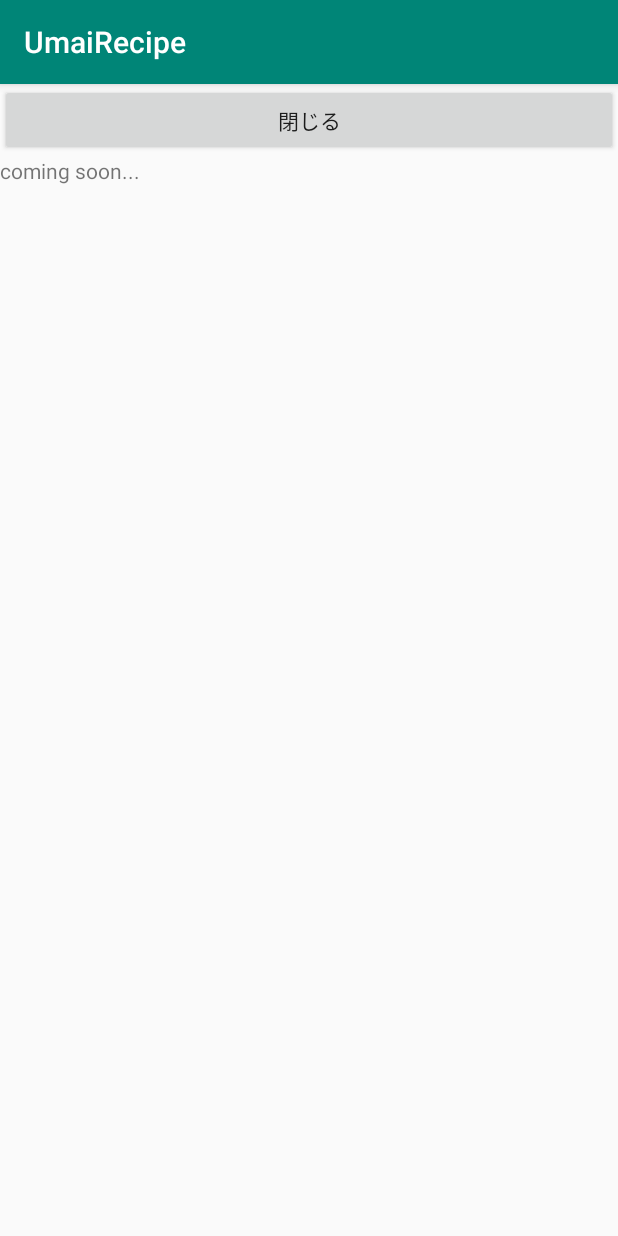
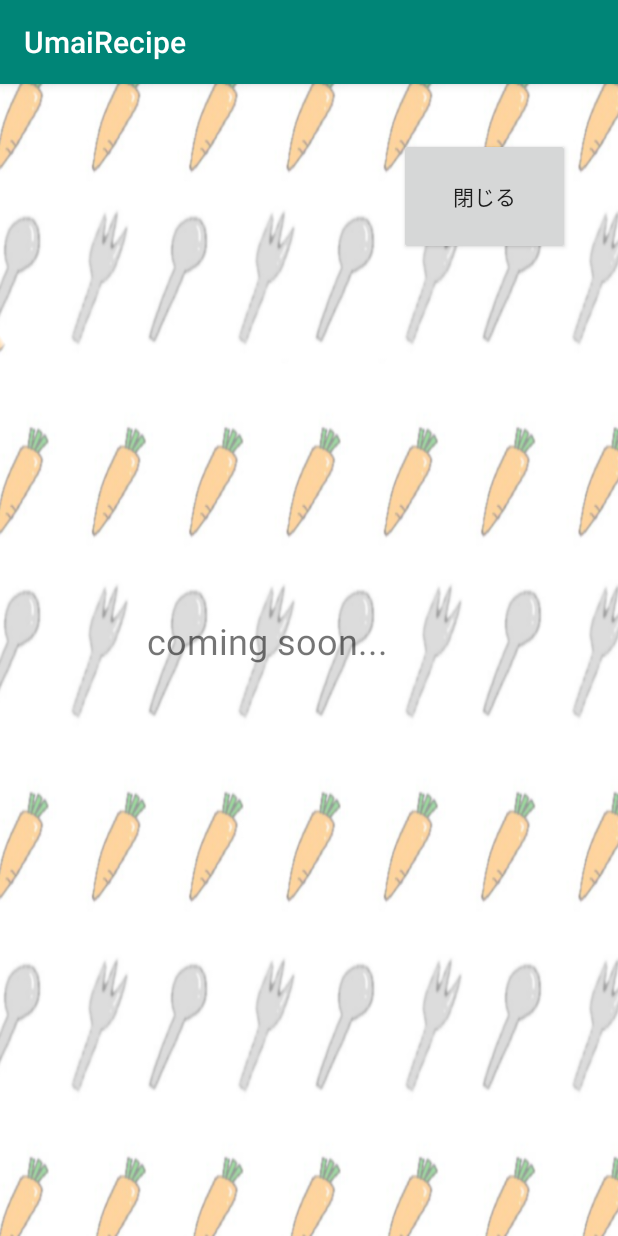
Before and after one commit to s18b713/UmaiRecipe, an Android app: the LikeView screen opened directly, with no data from a screen before it, on a phone screen of 412 x 824 dp. Run offline under Robolectric (Android 15) with nearby library versions, the phone set to English and light mode, and no system bars.

```diff
--- a/app/src/main/res/layout/like_view.xml
+++ b/app/src/main/res/layout/like_view.xml
@@ -1,17 +1,31 @@
 <?xml version="1.0" encoding="utf-8"?>
-<LinearLayout xmlns:android="http://schemas.android.com/apk/res/android"
-    android:orientation="vertical" android:layout_width="match_parent"
-    android:layout_height="match_parent">
+<androidx.constraintlayout.widget.ConstraintLayout
+    xmlns:android="http://schemas.android.com/apk/res/android"
+    xmlns:app="http://schemas.android.com/apk/res-auto"
+    xmlns:tools="http://schemas.android.com/tools"
+    android:layout_width="match_parent"
+    android:layout_height="match_parent"
+    android:background="@drawable/mix">
 
     <Button
         android:id="@+id/likecloseButton"
-        android:layout_width="match_parent"
-        android:layout_height="wrap_content"
-        android:text="閉じる" />
+        android:layout_width="114dp"
+        android:layout_height="78dp"
+        android:layout_marginTop="36dp"
+        android:layout_marginEnd="32dp"
+        android:layout_marginRight="32dp"
+        android:text="閉じる"
+        app:layout_constraintEnd_toEndOf="parent"
+        app:layout_constraintTop_toTopOf="parent" />
 
     <TextView
         android:id="@+id/textView4"
-        android:layout_width="match_parent"
-        android:layout_height="106dp"
-        android:text="coming soon..." />
-</LinearLayout>
+        android:layout_width="216dp"
+        android:layout_height="59dp"
+        android:text="coming soon..."
+        android:textSize="24sp"
+        app:layout_constraintBottom_toBottomOf="parent"
+        app:layout_constraintEnd_toEndOf="parent"
+        app:layout_constraintStart_toStartOf="parent"
+        app:layout_constraintTop_toTopOf="parent" />
+</androidx.constraintlayout.widget.ConstraintLayout>
--- a/app/src/main/res/layout/main_home.xml
+++ b/app/src/main/res/layout/main_home.xml
@@ -2,7 +2,6 @@
 <androidx.constraintlayout.widget.ConstraintLayout
     xmlns:android="http://schemas.android.com/apk/res/android"
     xmlns:app="http://schemas.android.com/apk/res-auto"
-    xmlns:tools="http://schemas.android.com/tools"
     android:layout_width="match_parent"
     android:layout_height="match_parent"
     android:background="@drawable/mix">
@@ -235,8 +234,7 @@
         android:id="@+id/SatButton"
         android:layout_width="333dp"
         android:layout_height="80dp"
-        android:text="Button"
-        android:visibility="invisible"
+        android:background="@drawable/clear_button_bg"
         app:layout_constraintEnd_toEndOf="@+id/FriButton"
         app:layout_constraintHorizontal_bias="0.0"
         app:layout_constraintStart_toStartOf="@+id/FriButton"
```
Also changed, not shown: app/src/main/java/jp/ac/shohoku/umairecipe/MainActivity.java (+47 -8 lines).
